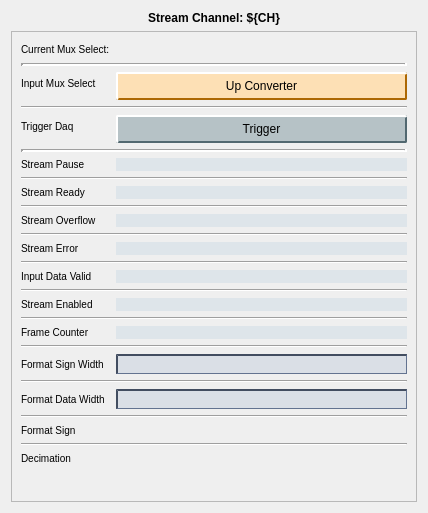
First picture: the form in individuals/up_converter_ch_stream.ui, repository cristinasewell/ATCA_PyDM_Screens, before the edit.
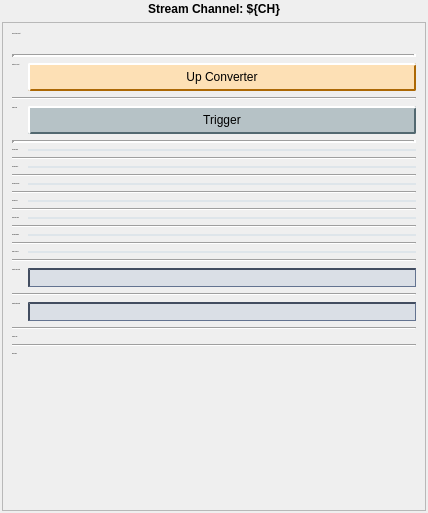
Second picture: the form after the edit. Custom widgets are drawn as their Qt base class.

```diff
--- a/individuals/up_converter_ch_stream.ui
+++ b/individuals/up_converter_ch_stream.ui
@@ -55,12 +55,21 @@
   border-color: rgb(66,77,96);
   border-style: inset;
   border-width: 2px 1px 1px 2px;
-}
-QLabel {
-  font-size: 10px;
 }</string>
   </property>
   <layout class="QVBoxLayout" name="verticalLayout" stretch="0,1">
+   <property name="leftMargin">
+    <number>2</number>
+   </property>
+   <property name="topMargin">
+    <number>2</number>
+   </property>
+   <property name="rightMargin">
+    <number>2</number>
+   </property>
+   <property name="bottomMargin">
+    <number>2</number>
+   </property>
    <item>
     <widget class="QLabel" name="label">
      <property name="sizePolicy">
@@ -93,8 +102,8 @@
        <rect>
         <x>0</x>
         <y>0</y>
-        <width>402</width>
-        <height>487</height>
+        <width>422</width>
+        <height>488</height>
        </rect>
       </property>
       <layout class="QVBoxLayout" name="verticalLayout_2">
@@ -180,16 +189,6 @@
     border-style: inset;
     border-width: 3px;
 	border-color: rgb(82, 104, 112)  rgb(182, 204, 212) rgb(182,204,212) rgb(82, 104, 112) ;
-}
-
-QLineEdit {
-  background-color: rgb(218,223,230);
-  border-color: rgb(66,77,96);
-  border-style: inset;
-  border-width: 2px 1px 1px 2px;
-}
-QLabel {
-  font-size: 10px;
 }</string>
            </property>
            <property name="text">
@@ -613,7 +612,7 @@
            </property>
            <property name="font">
             <font>
-             <pointsize>10</pointsize>
+             <pointsize>9</pointsize>
             </font>
            </property>
            <property name="toolTip">
@@ -659,7 +658,7 @@
            </property>
            <property name="font">
             <font>
-             <pointsize>10</pointsize>
+             <pointsize>9</pointsize>
             </font>
            </property>
            <property name="toolTip">
@@ -705,7 +704,7 @@
            </property>
            <property name="font">
             <font>
-             <pointsize>10</pointsize>
+             <pointsize>9</pointsize>
             </font>
            </property>
            <property name="toolTip">
@@ -772,7 +771,7 @@
            </property>
            <property name="font">
             <font>
-             <pointsize>10</pointsize>
+             <pointsize>9</pointsize>
             </font>
            </property>
            <property name="toolTip">
@@ -809,6 +808,14 @@
          </item>
          <item row="0" column="1">
           <widget class="PyDMLabel" name="PyDMLabel_8">
+           <property name="font">
+            <font>
+             <pointsize>-1</pointsize>
+             <weight>50</weight>
+             <italic>false</italic>
+             <bold>false</bold>
+            </font>
+           </property>
            <property name="toolTip">
             <string/>
            </property>
```
